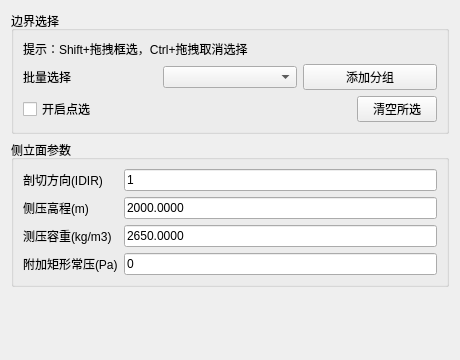
Above: plugins/Base_Slover/GeoStressSideFacePage.ui from asd977/base_cae before the change. Below: the same form after it.
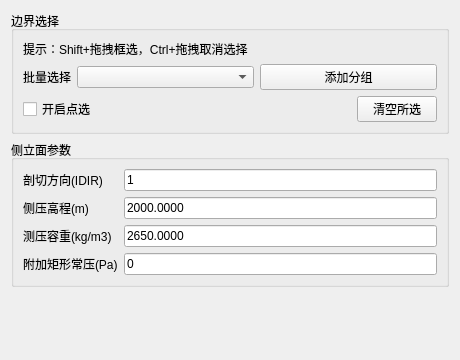
That is the form after the change. Custom widgets are drawn as their Qt base class.

```diff
--- a/plugins/Base_Slover/GeoStressSideFacePage.ui
+++ b/plugins/Base_Slover/GeoStressSideFacePage.ui
@@ -34,6 +34,12 @@
        <layout class="QHBoxLayout" name="groupRowLayout">
         <item>
          <widget class="QLabel" name="batchSelectLabel">
+          <property name="sizePolicy">
+           <sizepolicy hsizetype="Fixed" vsizetype="Preferred">
+            <horstretch>0</horstretch>
+            <verstretch>0</verstretch>
+           </sizepolicy>
+          </property>
           <property name="text">
            <string>批量选择</string>
           </property>
```
